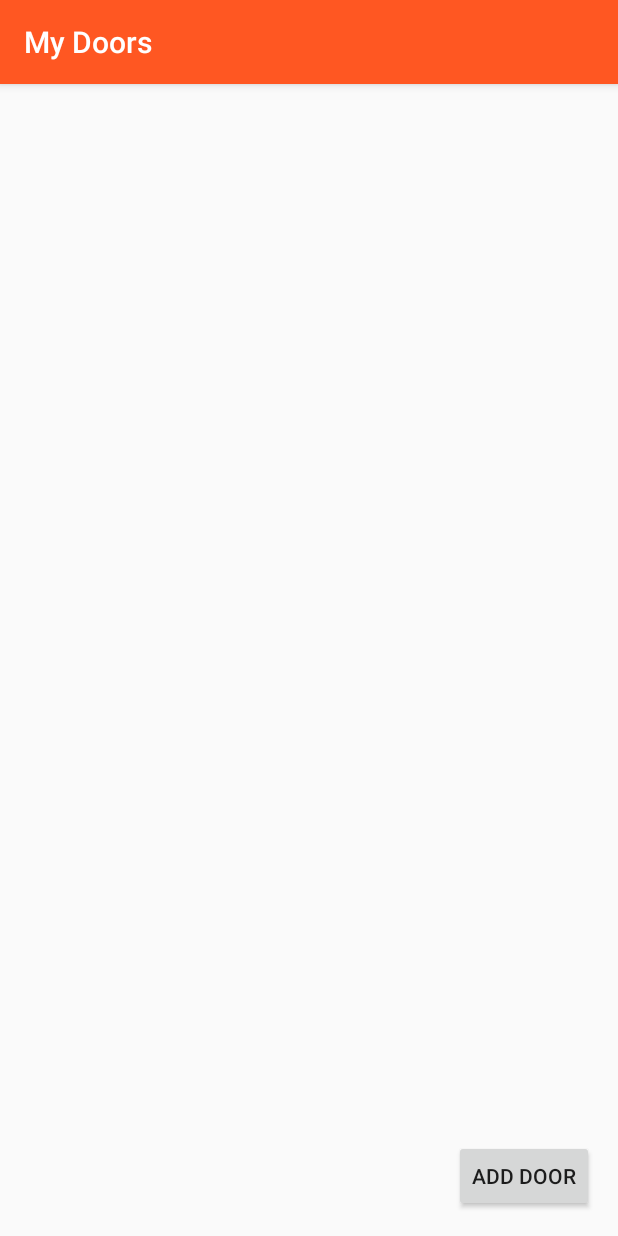
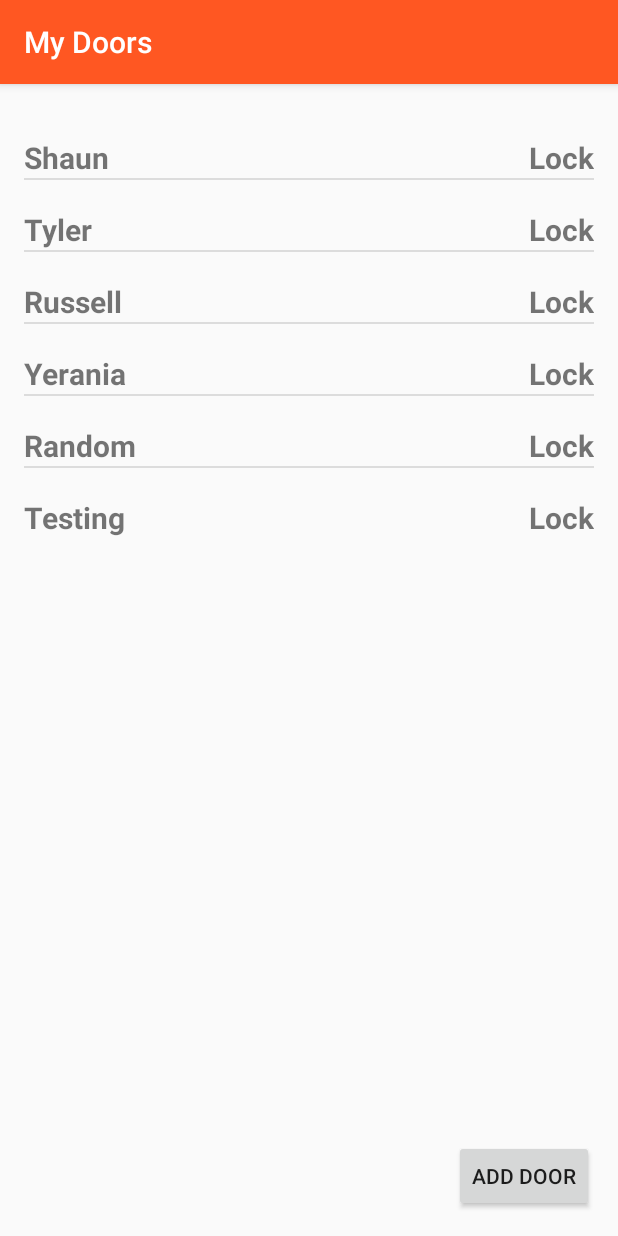
Before and after one commit to hyerania/Vizion, an Android app: the Dashboard screen opened directly, with no data from a screen before it, on a phone screen of 412 x 824 dp. Run offline under Robolectric (Android 15) with nearby library versions, the phone set to English and light mode, and no system bars; network calls fail.

Commit message:
Implementing dashboard and transition to activity pages

```diff
--- a/src/app/VizionApp/app/build.gradle
+++ b/src/app/VizionApp/app/build.gradle
@@ -2,7 +2,7 @@ apply plugin: 'com.android.application'
 
 android {
     compileSdkVersion 25
-    buildToolsVersion "25.0.1"
+    buildToolsVersion '26.0.2'
     defaultConfig {
         applicationId "csce462.vizionapp"
         minSdkVersion 19
--- a/src/app/VizionApp/app/src/main/java/csce462/vizionapp/Dashboard.java
+++ b/src/app/VizionApp/app/src/main/java/csce462/vizionapp/Dashboard.java
@@ -6,19 +6,26 @@ import android.view.View;
 import android.view.ViewGroup;
 import android.widget.BaseAdapter;
 import android.widget.Button;
+import android.widget.ImageView;
+import android.widget.ListAdapter;
 import android.widget.ListView;
+import android.widget.TextView;
 
 public class Dashboard extends AppCompatActivity {
     private Button btnAddDoor;
-    ListView listView;
+    ListView mlistView;
+
+//    int[] images = {R.drawable.door_icon};
+    String[] names = {"Shaun", "Tyler", "Russell", "Yerania", "Random", "Testing"};
 
     @Override
     protected void onCreate(Bundle savedInstanceState) {
         super.onCreate(savedInstanceState);
         setContentView(R.layout.activity_dashboard);
 
-        listView = (ListView) findViewById(R.id.dashboard_listView);
-//        listView.adapter = MyCustomAdapater();
+        mlistView = (ListView) findViewById(R.id.dashboard_listView);
+        MyCustomAdapter customAdaptor = new MyCustomAdapter();
+        mlistView.setAdapter(customAdaptor);
 
         btnAddDoor = (Button) findViewById(R.id.btnAddDoor);
         btnAddDoor.setOnClickListener(new View.OnClickListener() {
@@ -29,15 +36,17 @@ public class Dashboard extends AppCompatActivity {
         });
     }
 
-    private class MyCustomAdapater extends BaseAdapter{
+    private class MyCustomAdapter extends BaseAdapter{
+
+        //Responsible for how many rows in my list
         @Override
         public int getCount() {
-            return 0;
+            return names.length;
         }
 
         @Override
         public Object getItem(int i) {
-            return null;
+            return i;
         }
 
         @Override
@@ -46,8 +55,15 @@ public class Dashboard extends AppCompatActivity {
         }
 
         @Override
-        public View getView(int i, View view, ViewGroup viewGroup) {
-            return null;
+        public View getView(int position, View convertView, ViewGroup viewGroup) {
+            View view = getLayoutInflater().inflate(R.layout.custom_layout,null);
+
+//            ImageView mImageView = (ImageView) view.findViewById(R.id.imageView);
+            TextView mTextView = (TextView) view.findViewById(R.id.door_name);
+
+//            mImageView.setImageResource(images[0]);
+            mTextView.setText(names[position]);
+            return view;
         }
     }
 
--- a/src/app/VizionApp/app/src/main/res/layout/activity_dashboard.xml
+++ b/src/app/VizionApp/app/src/main/res/layout/activity_dashboard.xml
@@ -14,7 +14,7 @@
     <ListView
         android:id="@+id/dashboard_listView"
         android:layout_width="match_parent"
-        android:layout_height="match_parent"></ListView>
+        android:layout_height="wrap_content"></ListView>
     <Button
         android:text="Add Door"
         android:layout_width="wrap_content"
--- /dev/null
+++ b/src/app/VizionApp/app/src/main/res/layout/custom_layout.xml
@@ -0,0 +1,40 @@
+<?xml version="1.0" encoding="utf-8"?>
+<RelativeLayout xmlns:android="http://schemas.android.com/apk/res/android"
+    xmlns:app="http://schemas.android.com/apk/res-auto"
+    android:orientation="vertical" android:layout_width="match_parent"
+    android:layout_height="match_parent">
+
+    <!--<ImageView-->
+        <!--android:id="@+id/imageView"-->
+        <!--android:layout_width="70dp"-->
+        <!--android:layout_height="75dp"-->
+        <!--android:layout_alignParentStart="true"-->
+        <!--android:layout_alignParentTop="true"-->
+        <!--android:layout_marginStart="11dp"-->
+        <!--android:layout_marginTop="13dp"-->
+        <!--app:srcCompat="@mipmap/ic_launcher" />-->
+
+    <TextView
+        android:id="@+id/door_name"
+        android:layout_width="match_parent"
+        android:layout_height="wrap_content"
+        android:layout_alignParentEnd="true"
+        android:layout_alignParentTop="true"
+        android:layout_marginEnd="150dp"
+        android:layout_marginTop="19dp"
+        android:text="Name"
+        android:textSize="20sp"
+        android:textStyle="bold" />
+
+    <TextView
+        android:layout_width="match_parent"
+        android:layout_height="wrap_content"
+        android:layout_alignParentStart="true"
+        android:layout_alignTop="@+id/door_name"
+        android:layout_marginStart="180dp"
+        android:text="Lock"
+        android:textSize="20sp"
+        android:textStyle="bold"
+        android:textAlignment="textEnd"/>
+
+</RelativeLayout>
--- a/src/app/VizionApp/build.gradle
+++ b/src/app/VizionApp/build.gradle
@@ -5,7 +5,7 @@ buildscript {
         jcenter()
     }
     dependencies {
-        classpath 'com.android.tools.build:gradle:2.2.3'
+        classpath 'com.android.tools.build:gradle:3.0.0'
 
         // NOTE: Do not place your application dependencies here; they belong
         // in the individual module build.gradle files
```
Also changed, not shown: src/app/VizionApp/gradle/wrapper/gradle-wrapper.properties, 1 other file.
